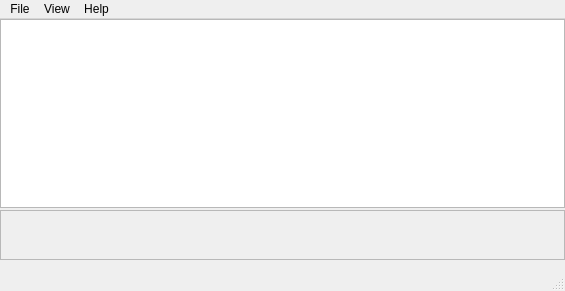
Old version of the form mainwindow.ui in the repository big-pond/Workouts.
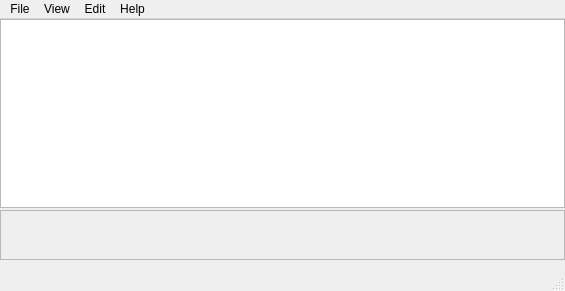
New version of the form.

Commit message: Add actions and main toolbar

What changed in the file:
```diff
--- a/mainwindow.ui
+++ b/mainwindow.ui
@@ -82,8 +82,20 @@
     <addaction name="actionAbout"/>
     <addaction name="actionAbout_Qt"/>
    </widget>
+   <widget class="QMenu" name="menuEdit">
+    <property name="title">
+     <string>Edit</string>
+    </property>
+    <addaction name="actionAddWorkout"/>
+    <addaction name="actionDeleteWorkout"/>
+    <addaction name="actionSubmit"/>
+    <addaction name="actionRevert"/>
+    <addaction name="separator"/>
+    <addaction name="actionWorkoutType"/>
+   </widget>
    <addaction name="menuFile"/>
    <addaction name="menuView"/>
+   <addaction name="menuEdit"/>
    <addaction name="menuHelp"/>
   </widget>
   <widget class="QStatusBar" name="statusbar"/>
```
Left out of the diff: 28 changed lines with no effect on the pictures. The commit also changes 3 other files.
